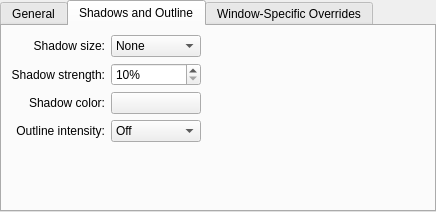
Before: the Qt Designer form kwin/decoration/breeze-v5.93.0/kdecoration/config/ui/breezeconfigurationui.ui in aeroshell-desktop/aerothemeplasma, drawn with Qt 5.
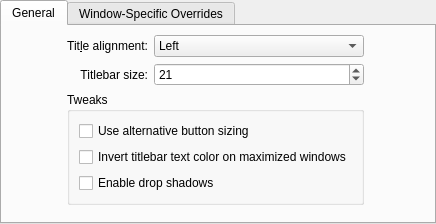
After: the same form once the commit is applied. The open tabs and pages were chosen to show the change. Custom widgets are drawn as their Qt base class.

Commit message: Use shadow texture in SMOD window decoration

Patch:
```diff
--- a/kwin/decoration/breeze-v5.93.0/kdecoration/config/ui/breezeconfigurationui.ui
+++ b/kwin/decoration/breeze-v5.93.0/kdecoration/config/ui/breezeconfigurationui.ui
@@ -170,6 +170,13 @@
             </property>
            </widget>
           </item>
+          <item>
+           <widget class="QCheckBox" name="enableShadow">
+            <property name="text">
+             <string>Enable drop shadows</string>
+            </property>
+           </widget>
+          </item>
          </layout>
         </widget>
        </item>
@@ -263,162 +270,6 @@
        </item>
       </layout>
      </widget>
-     <widget class="QWidget" name="tab_4">
-      <attribute name="title">
-       <string>Shadows and Outline</string>
-      </attribute>
-      <layout class="QGridLayout" name="gridLayout">
-       <item row="0" column="0">
-        <widget class="QLabel" name="label">
-         <property name="text">
-          <string>Shadow size:</string>
-         </property>
-         <property name="alignment">
-          <set>Qt::AlignmentFlag::AlignRight|Qt::AlignmentFlag::AlignTrailing|Qt::AlignmentFlag::AlignVCenter</set>
-         </property>
-         <property name="buddy">
-          <cstring>shadowSize</cstring>
-         </property>
-        </widget>
-       </item>
-       <item row="0" column="1">
-        <widget class="QComboBox" name="shadowSize">
-         <item>
-          <property name="text">
-           <string comment="@item:inlistbox Button size:">None</string>
-          </property>
-         </item>
-         <item>
-          <property name="text">
-           <string comment="@item:inlistbox Button size:">Small</string>
-          </property>
-         </item>
-         <item>
-          <property name="text">
-           <string comment="@item:inlistbox Button size:">Medium</string>
-          </property>
-         </item>
-         <item>
-          <property name="text">
-           <string comment="@item:inlistbox Button size:">Large</string>
-          </property>
-         </item>
-         <item>
-          <property name="text">
-           <string comment="@item:inlistbox Button size:">Very Large</string>
-          </property>
-         </item>
-        </widget>
-       </item>
-       <item row="1" column="0">
-        <widget class="QLabel" name="label_2">
-         <property name="text">
-          <string comment="strength of the shadow (from transparent to opaque)">Shadow strength:</string>
-         </property>
-         <property name="alignment">
-          <set>Qt::AlignmentFlag::AlignRight|Qt::AlignmentFlag::AlignTrailing|Qt::AlignmentFlag::AlignVCenter</set>
-         </property>
-         <property name="buddy">
-          <cstring>shadowStrength</cstring>
-         </property>
-        </widget>
-       </item>
-       <item row="1" column="1">
-        <widget class="QSpinBox" name="shadowStrength">
-         <property name="suffix">
-          <string>%</string>
-         </property>
-         <property name="minimum">
-          <number>10</number>
-         </property>
-         <property name="maximum">
-          <number>100</number>
-         </property>
-        </widget>
-       </item>
-       <item row="1" column="2">
-        <spacer name="horizontalSpacer_5">
-         <property name="orientation">
-          <enum>Qt::Orientation::Horizontal</enum>
-         </property>
-         <property name="sizeHint" stdset="0">
-          <size>
-           <width>40</width>
-           <height>20</height>
-          </size>
-         </property>
-        </spacer>
-       </item>
-       <item row="2" column="0">
-        <widget class="QLabel" name="label_5">
-         <property name="text">
-          <string>Shadow color:</string>
-         </property>
-         <property name="alignment">
-          <set>Qt::AlignmentFlag::AlignRight|Qt::AlignmentFlag::AlignTrailing|Qt::AlignmentFlag::AlignVCenter</set>
-         </property>
-        </widget>
-       </item>
-       <item row="2" column="1">
-        <widget class="KColorButton" name="shadowColor"/>
-       </item>
-       <item row="3" column="0">
-        <widget class="QLabel" name="label_6">
-         <property name="text">
-          <string comment="outline intensity">Outline intensity:</string>
-         </property>
-         <property name="alignment">
-          <set>Qt::AlignmentFlag::AlignRight|Qt::AlignmentFlag::AlignTrailing|Qt::AlignmentFlag::AlignVCenter</set>
-         </property>
-         <property name="buddy">
-          <cstring>outlineIntensity</cstring>
-         </property>
-        </widget>
-       </item>
-       <item row="3" column="1">
-        <widget class="QComboBox" name="outlineIntensity">
-         <item>
-          <property name="text">
-           <string comment="@item:inlistbox Outline intensity:">Off</string>
-          </property>
-         </item>
-         <item>
-          <property name="text">
-           <string comment="@item:inlistbox Outline intensity:">Low</string>
-          </property>
-         </item>
-         <item>
-          <property name="text">
-           <string comment="@item:inlistbox Outline intensity:">Medium</string>
-          </property>
-         </item>
-         <item>
-          <property name="text">
-           <string comment="@item:inlistbox Outline intensity:">High</string>
-          </property>
-         </item>
-         <item>
-          <property name="text">
-           <string comment="@item:inlistbox Outline intensity:">Maximum</string>
-          </property>
-         </item>
-        </widget>
-       </item>
-       <item row="4" column="0" colspan="3">
-        <spacer name="verticalSpacer_3">
-         <property name="orientation">
-          <enum>Qt::Orientation::Vertical</enum>
-         </property>
-         <property name="sizeHint" stdset="0">
-          <size>
-           <width>20</width>
-           <height>40</height>
-          </size>
-         </property>
-        </spacer>
-       </item>
-      </layout>
-     </widget>
      <widget class="QWidget" name="tab_3">
       <attribute name="title">
        <string>Window-Specific Overrides</string>
@@ -441,11 +292,6 @@
   </layout>
  </widget>
  <customwidgets>
-  <customwidget>
-   <class>KColorButton</class>
-   <extends>QPushButton</extends>
-   <header>kcolorbutton.h</header>
-  </customwidget>
   <customwidget>
    <class>Breeze::ExceptionListWidget</class>
    <extends>QWidget</extends>
```
Left out of the diff: 3 changed lines with no effect on the pictures. The commit also changes 7 other files.
